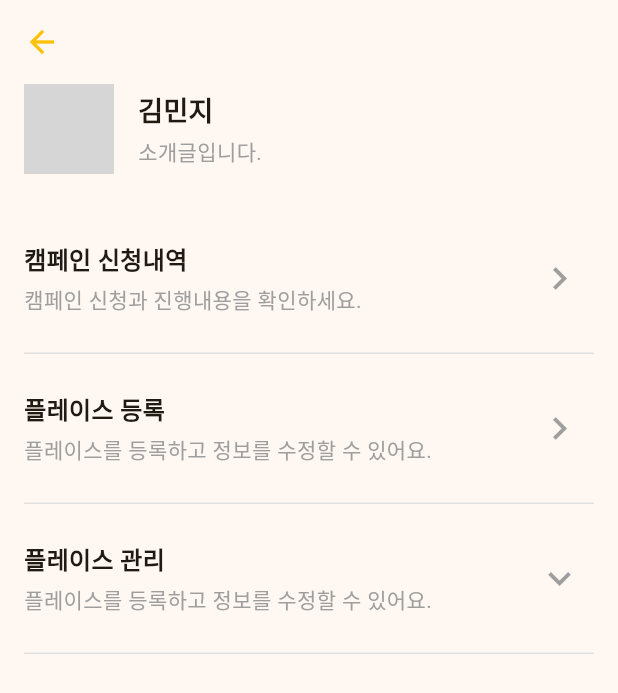
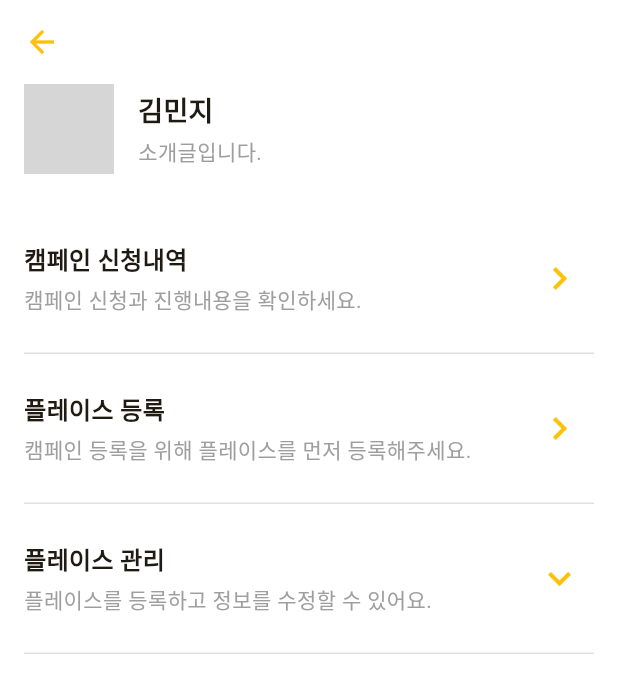
Before and after one commit to ballalssica/tryvel, a Flutter app: the screen it shows after launch, item 2 of the bottom bar chosen, on a phone screen of 412 x 824 dp. Shown: the top 693 px of the screen. Run offline on Flutter 3.47's test engine with Material 3 defaults, Android fonts, the phone set to English and light mode, and no system bars; our stand-ins replace cloud_firestore, dio, firebase_core, firebase_storage, flutter_riverpod, image_picker; missing offline and left inert: firebase_app_check, remedi_kopo; accounts and stored records are empty; network calls fail; grey boxes are pictures that could not be loaded.

Commit message:
chore: ui 수정

```diff
--- a/lib/ui/mypage/mypage_screen/mypage_screen_page.dart
+++ b/lib/ui/mypage/mypage_screen/mypage_screen_page.dart
@@ -12,7 +12,10 @@ class MypageScreenPage extends StatelessWidget {
   @override
   Widget build(BuildContext context) {
     return Scaffold(
-      appBar: AppBar(), // 빈 AppBar
+      backgroundColor: Colors.white,
+      appBar: AppBar(
+        backgroundColor: Colors.white,
+      ), // 빈 AppBar
       body: Padding(
         padding: const EdgeInsets.symmetric(horizontal: 16.0), // 좌우 패딩
         child: ListView(
@@ -102,7 +105,7 @@ class MypageScreenPage extends StatelessWidget {
                       // 왼쪽에 꼬리 없는 화살표 아이콘
                       const Icon(
                         Icons.keyboard_arrow_right, // 꼬리 없는 화살표 아이콘
-                        color: Colors.grey,
+                        color: Colors.amber,
                         size: 30,
                       ),
                       const SizedBox(width: 8), // 간격
--- a/lib/ui/mypage/mypage_screen/widgets/campaign_registration.dart
+++ b/lib/ui/mypage/mypage_screen/widgets/campaign_registration.dart
@@ -42,7 +42,7 @@ class CampaignRegistration extends StatelessWidget {
                 ),
                 SizedBox(height: 4.0),
                 Text(
-                  '플레이스를 등록하고 정보를 수정할 수 있어요.',
+                  '캠페인 등록을 위해 플레이스를 먼저 등록해주세요.',
                   style: TextStyle(
                     fontSize: 14.0,
                     color: Colors.grey,
@@ -55,7 +55,7 @@ class CampaignRegistration extends StatelessWidget {
             // 오른쪽에 꼬리 없는 화살표 아이콘
             const Icon(
               Icons.keyboard_arrow_right, // 꼬리 없는 화살표 아이콘
-              color: Colors.grey,
+              color: Colors.amber,
               size: 30,
             ),
             const SizedBox(width: 8), // 아이콘과 끝 사이의 간격
--- a/lib/ui/mypage/mypage_screen/widgets/place_management.dart
+++ b/lib/ui/mypage/mypage_screen/widgets/place_management.dart
@@ -89,7 +89,7 @@ class _PlaceManagementState extends State<PlaceManagement> {
                   _isExpanded
                       ? Icons.keyboard_arrow_up
                       : Icons.keyboard_arrow_down,
-                  color: Colors.grey,
+                  color: Colors.amber,
                   size: 30,
                 ),
                 const SizedBox(width: 8),
@@ -114,7 +114,7 @@ class _PlaceManagementState extends State<PlaceManagement> {
                         Expanded(
                           child: Text(
                             place.name,
-                            style: const TextStyle(fontSize: 16.0),
+                            style: const TextStyle(fontSize: 14.0),
                           ),
                         ),
                         // 수정 버튼
```
